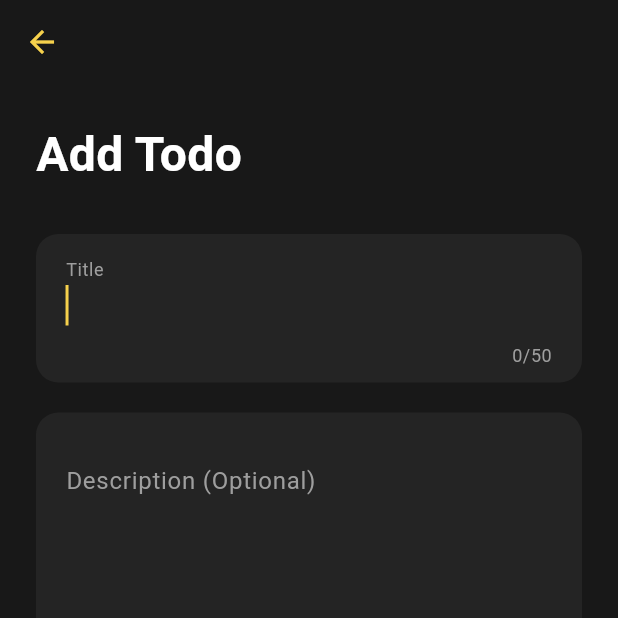
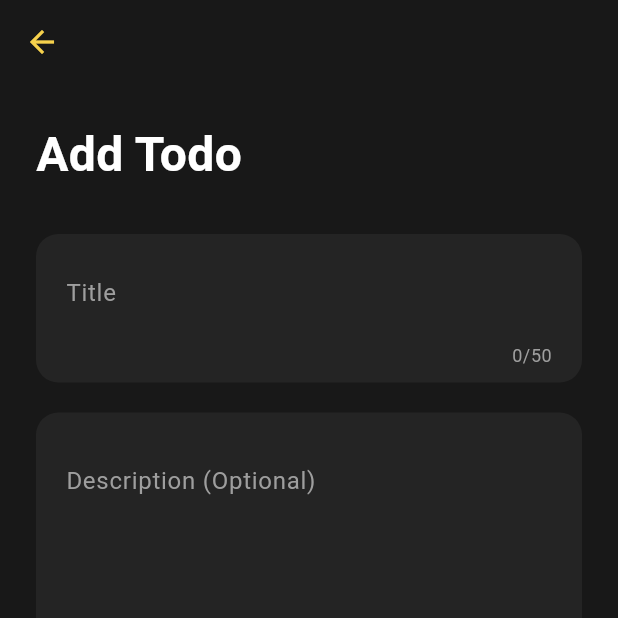
Before and after one commit to Sciege/NoteIt, a Flutter app: the TodolistPage screen opened directly, on a phone screen of 412 x 824 dp, the top half of it. Run offline on Flutter 3.47's test engine with Material 3 defaults, Android fonts, the phone set to English and light mode, and no system bars; our stand-ins replace freezed_annotation, hive, hive_flutter; accounts and stored records are empty.

```diff
--- a/lib/presentation/pages/todolist_page.dart
+++ b/lib/presentation/pages/todolist_page.dart
@@ -31,7 +31,6 @@ class _TodolistPageState extends State<TodolistPage> {
     _descriptionController.dispose();
     super.dispose();
   }
-
 
   void saveTodo() {
     final titleTodo = _titleTodoController.text.trim();
@@ -114,7 +113,7 @@ class _TodolistPageState extends State<TodolistPage> {
                 ),
                 child: TextField(
                   controller: _titleTodoController,
-                  autofocus: true,
+                  autofocus: false,
                   maxLength: 50,
                   style: const TextStyle(
                     color: Colors.white,
@@ -171,8 +170,9 @@ class _TodolistPageState extends State<TodolistPage> {
                       borderRadius: BorderRadius.circular(30),
                     ),
                   ),
-                  child: const Text(
-                    'Add Todo',
+                  child: Text(
+                    // is there exisiting data? yes edit else add
+                    widget.todos != null ? "Edit Todo" : "Add Todo",
                     style: TextStyle(
                       color: Colors.black,
                       fontSize: 18,
```
